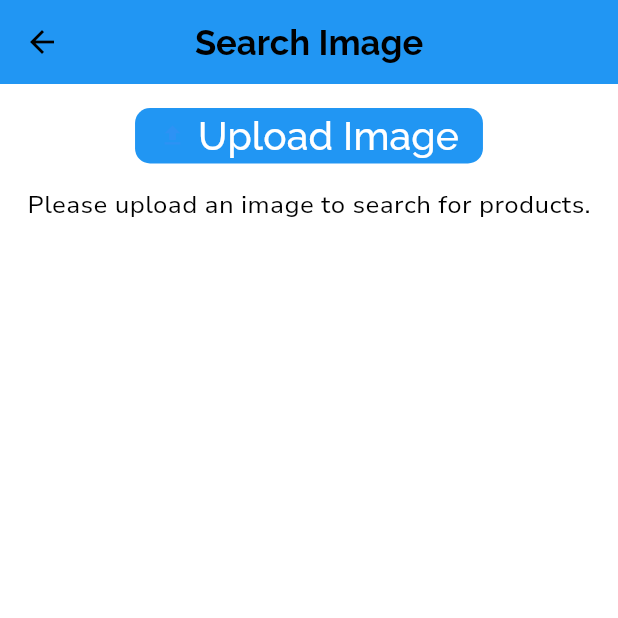
After one commit to hoailuong123/AlamodeApp, a Flutter app: the SearchImageScreen screen opened by its route, on a phone screen of 412 x 824 dp, the top half of it. The commit adds this screen. Run offline on Flutter 3.47's test engine with Material 3 defaults, Android fonts, the phone set to English and light mode, and no system bars; our stand-ins replace cached_network_image, connectivity_plus, flutter_rating_bar, flutter_svg, flutter_svg_provider, image_picker and 3 more; missing offline and left inert: carousel_slider_plus, country_pickers, responsive_grid_list; accounts and stored records are empty.

Commit message:
Dev - Search Image

```diff
--- a/lib/presentation/app_navigation_screen/app_navigation_screen.dart
+++ b/lib/presentation/app_navigation_screen/app_navigation_screen.dart
@@ -128,6 +128,12 @@ class AppNavigationScreen extends StatelessWidget {
                           onTapScreenTitle: () => onTapScreenTitle(
                               context, AppRoutes.orderListScreen),
                         ),
+                        _buildScreenTitle(
+                          context,
+                          screenTitle: "Search Image",
+                          onTapScreenTitle: () => onTapScreenTitle(
+                              context, AppRoutes.imageSearchScreen),
+                        ),
                       ],
                     ),
                   ),
--- /dev/null
+++ b/lib/presentation/search_image/search_image_screen.dart
@@ -0,0 +1,168 @@
+import 'package:flutter/material.dart';
+import 'dart:io';
+import 'package:image_picker/image_picker.dart';
+import 'package:http/http.dart' as http;
+import 'dart:convert';
+
+class SearchImageScreen extends StatefulWidget {
+  const SearchImageScreen({Key? key}) : super(key: key);
+
+  @override
+  State<SearchImageScreen> createState() => _SearchImageScreenState();
+}
+
+class _SearchImageScreenState extends State<SearchImageScreen> {
+  File? _imageFile; // Ảnh người dùng chọn
+  List<dynamic> _products = []; // Danh sách sản phẩm trả về từ API
+  bool _isLoading = false;
+
+  final ImagePicker _picker = ImagePicker();
+
+  // Chọn ảnh từ thiết bị
+  Future<void> _pickImage() async {
+    final pickedFile = await _picker.pickImage(source: ImageSource.gallery);
+
+    if (pickedFile != null) {
+      setState(() {
+        _imageFile = File(pickedFile.path);
+      });
+      _uploadImage();
+    }
+  }
+
+  // Gửi ảnh qua API và xử lý dữ liệu trả về
+  Future<void> _uploadImage() async {
+    if (_imageFile == null) return;
+
+    setState(() {
+      _isLoading = true;
+      _products = [];
+    });
+
+    try {
+      final uri = Uri.parse("http://10.10.11.232:1234/api/search/image-search/");
+      final request = http.MultipartRequest('POST', uri);
+
+      // Gửi file ảnh
+      request.files.add(await http.MultipartFile.fromPath('image', _imageFile!.path));
+
+      final response = await request.send();
+
+      if (response.statusCode == 200) {
+        final responseData = await response.stream.bytesToString();
+        final jsonData = jsonDecode(responseData);
+
+        setState(() {
+          _products = jsonData['products'] ?? [];
+        });
+      } else {
+        print("Failed to upload image: ${response.statusCode}");
+        _showSnackBar("Image upload failed. Please try again.");
+      }
+    } catch (e) {
+      print("Error uploading image: $e");
+      _showSnackBar("An error occurred. Please try again.");
+    } finally {
+      setState(() {
+        _isLoading = false;
+      });
+    }
+  }
+
+  // Hiển thị thông báo
+  void _showSnackBar(String message) {
+    ScaffoldMessenger.of(context).showSnackBar(SnackBar(content: Text(message)));
+  }
+
+  // Widget hiển thị sản phẩm
+  Widget _buildProductCard(Map<String, dynamic> product) {
+    final imageUrl = product['images'] != null && product['images'].isNotEmpty
+        ? product['images'][0]['image']
+        : "https://via.placeholder.com/150"; // Ảnh mặc định nếu không có ảnh
+
+    return Card(
+      margin: EdgeInsets.symmetric(vertical: 8, horizontal: 16),
+      elevation: 2,
+      child: Column(
+        crossAxisAlignment: CrossAxisAlignment.start,
+        children: [
+          // Ảnh sản phẩm
+          Image.network(
+            imageUrl,
+            height: 150,
+            width: double.infinity,
+            fit: BoxFit.cover,
+            errorBuilder: (context, error, stackTrace) =>
+                Center(child: Icon(Icons.broken_image, size: 50)),
+          ),
+          Padding(
+            padding: const EdgeInsets.all(8.0),
+            child: Column(
+              crossAxisAlignment: CrossAxisAlignment.start,
+              children: [
+                Text(
+                  product['name'] ?? "Product Name",
+                  style: TextStyle(fontSize: 16, fontWeight: FontWeight.bold),
+                ),
+                SizedBox(height: 4),
+                Text(
+                  "Price: \$${product['price'] ?? '0.00'}",
+                  style: TextStyle(fontSize: 14, color: Colors.green),
+                ),
+                SizedBox(height: 4),
+                Text(
+                  "Brand: ${product['brand'] ?? 'N/A'}",
+                  style: TextStyle(fontSize: 14, color: Colors.grey),
+                ),
+              ],
+            ),
+          ),
+        ],
+      ),
+    );
+  }
+
+  @override
+  Widget build(BuildContext context) {
+    return Scaffold(
+      appBar: AppBar(
+        title: Text("Search Image"),
+        centerTitle: true,
+        backgroundColor: Colors.blue,
+      ),
+      body: Column(
+        children: [
+          // Nút chọn ảnh
+          Padding(
+            padding: const EdgeInsets.all(16.0),
+            child: ElevatedButton.icon(
+              onPressed: _pickImage,
+              icon: Icon(Icons.upload),
+              label: Text("Upload Image", style: TextStyle(fontSize: 26, color: Colors.white)),
+              style: ElevatedButton.styleFrom(
+                backgroundColor: Colors.blue,
+                padding: EdgeInsets.symmetric(vertical: 12, horizontal: 16),
+              ),
+            ),
+          ),
+          if (_isLoading) ...[
+            Center(child: CircularProgressIndicator()),
+          ] else if (_products.isEmpty && _imageFile == null) ...[
+            Center(child: Text("Please upload an image to search for products.")),
+          ] else if (_products.isEmpty) ...[
+            Center(child: Text("No products found.")),
+          ] else ...[
+            Expanded(
+              child: ListView.builder(
+                itemCount: _products.length,
+                itemBuilder: (context, index) {
+                  return _buildProductCard(_products[index]);
+                },
+              ),
+            ),
+          ],
+        ],
+      ),
+    );
+  }
+}
--- a/lib/routes/app_routes.dart
+++ b/lib/routes/app_routes.dart
@@ -10,6 +10,7 @@ import '../presentation/categories_filter_screen/categories_filter_screen.dart';
 import '../presentation/login_screen/login_screen.dart';
 import '../presentation/create_account_screen/create_account_screen.dart';
 import '../presentation/order_list/order_list.dart';
+import '../presentation/search_image/search_image_screen.dart';
 import '../presentation/start_screen/start_screen.dart';
 import '../presentation/shipping_address_screen/shipping_address_screen.dart';
 import '../presentation/settings_profile_screen/settings_profile_screen.dart';
@@ -89,6 +90,7 @@ class AppRoutes {
     shippingAddressScreen: (context) => ShippingAddressScreen(),
     appNavigationScreen: (context) => AppNavigationScreen(),
     paymentScreen: (context) => PaymentScreen(cartItems: [],totalAmount: double.infinity,),
+    imageSearchScreen: (context) => SearchImageScreen(),
 
     initialRoute: (context) => AppNavigationScreen(),
   };
--- a/pubspec.yaml
+++ b/pubspec.yaml
@@ -29,6 +29,7 @@ dependencies:
   connectivity_plus: ^5.0.2
   http: ^1.1.2
   shared_preferences: ^2.0.13
+  image_picker: ^1.0.4
 
   intl: any
 dev_dependencies:
```
Also changed, not shown: pubspec.lock, 5 other files.
